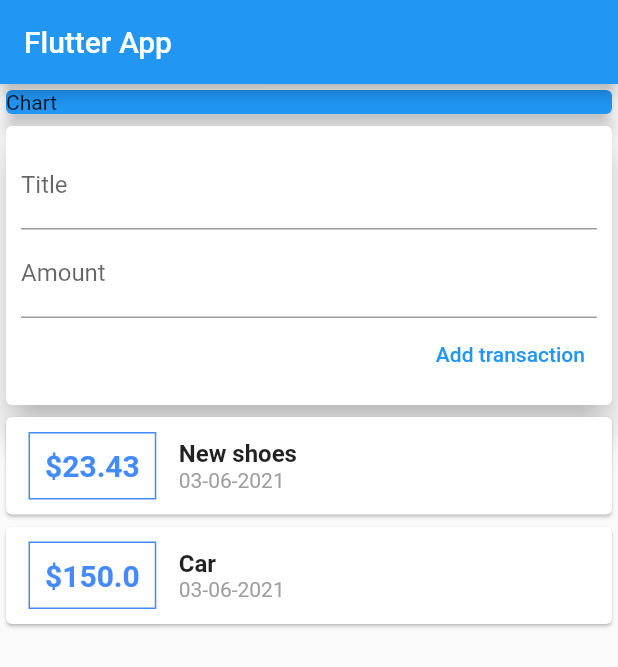
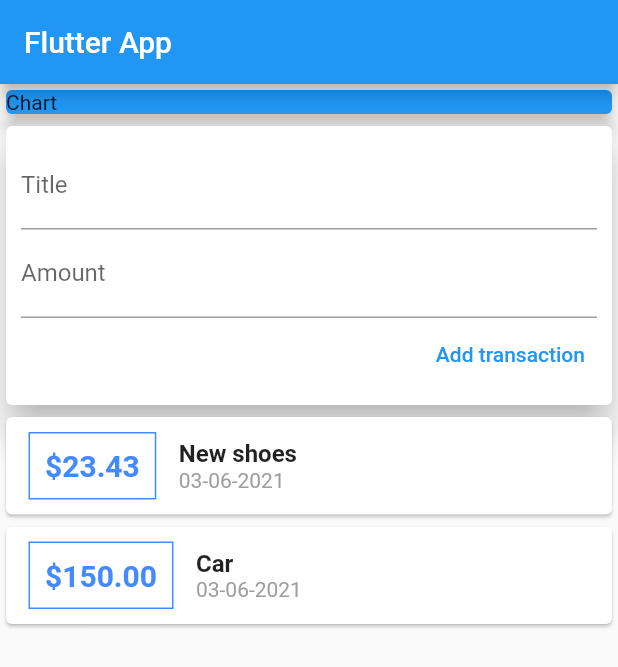
Before and after one commit to Damian9696/personal_expenses, a Flutter app: the screen it shows after launch, on a phone screen of 412 x 824 dp. Shown: the top 667 px of the screen. Run offline on Flutter 3.47's test engine with Material 2 defaults, Android fonts, the phone set to English and light mode, and no system bars.

Commit message:
Updated format of displaying price;

```diff
--- a/lib/widgets/transaction_list.dart
+++ b/lib/widgets/transaction_list.dart
@@ -22,7 +22,7 @@ class TransactionList extends StatelessWidget {
                     BoxDecoration(border: Border.all(color: Colors.blueAccent)),
                 padding: EdgeInsets.all(10),
                 child: Text(
-                  "\$${transactions[index].amount}",
+                  "\$${transactions[index].amount.toStringAsFixed(2)}",
                   style: TextStyle(
                       fontWeight: FontWeight.bold,
                       fontSize: 20,
```
